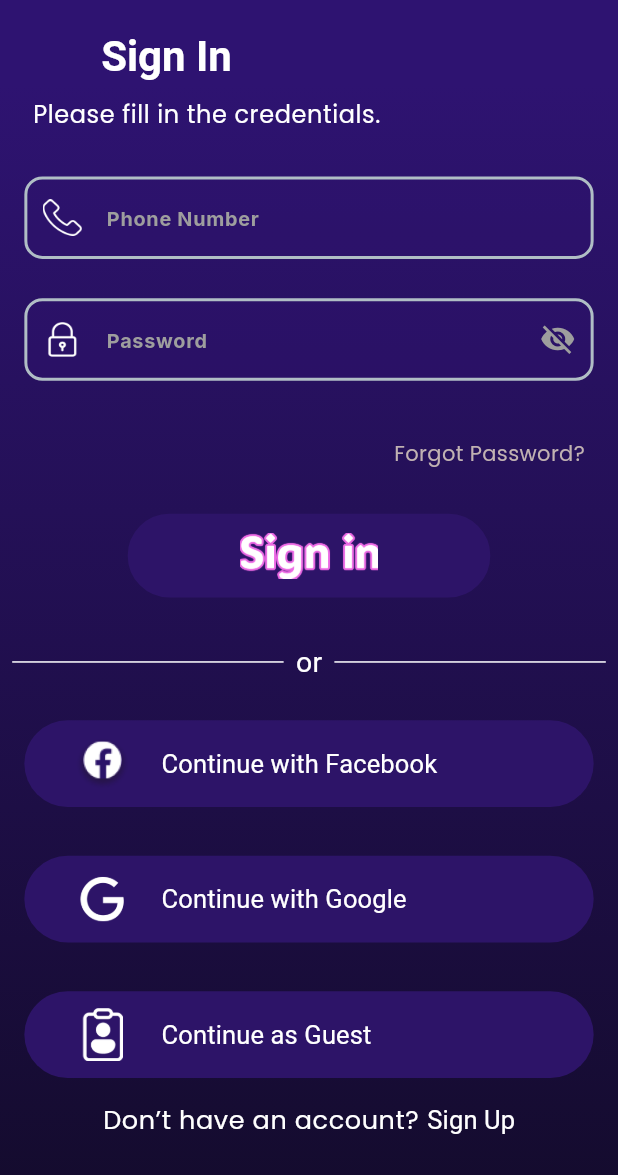
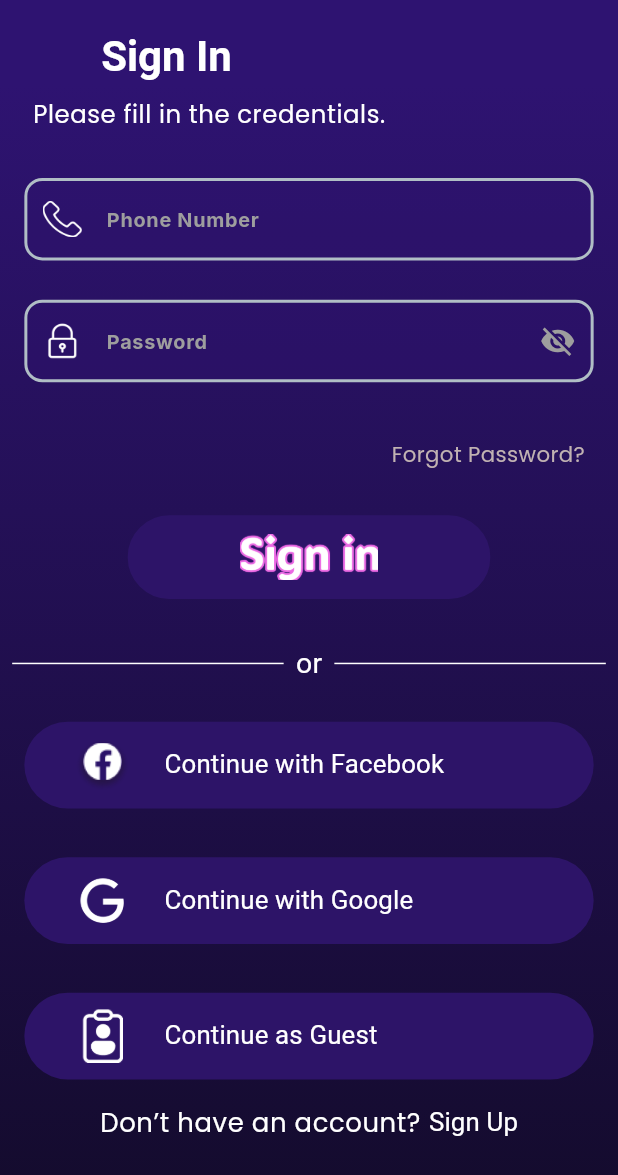
Before and after one commit to ZakariaEysa/Your-Seat-Graduation-Project, a Flutter app: the screen it shows after launch, after a tap on "Skip", on a phone screen of 412 x 824 dp. Shown: the top 1175 px of the screen. Run offline on Flutter 3.47's test engine with Material 3 defaults, Android fonts, the phone set to English and light mode, and no system bars; our stand-ins replace animate_do, bloc, bot_toast, cached_network_image, cloud_firestore, curved_labeled_navigation_bar and 11 more; missing offline and left inert: firebase_app_check, flutter_facebook_auth; accounts and stored records are empty; Roboto replaces fonts that are missing (Acme).

Commit message:
some refactoring to fix the responsive in ui

```diff
--- a/lib/features/user_flow/Splash_screen/splash_screen.dart
+++ b/lib/features/user_flow/Splash_screen/splash_screen.dart
@@ -13,15 +13,17 @@ import 'package:yourseatgraduationproject/features/user_flow/auth/domain/repos_i
 import 'package:yourseatgraduationproject/features/user_flow/auth/presentation/views/sign_in.dart';
 import 'package:yourseatgraduationproject/features/user_flow/home/presentation/views/home_layout.dart';
 import 'package:yourseatgraduationproject/features/user_flow/onBoarding/OnBoarding.dart';
-
 import 'package:yourseatgraduationproject/utils/navigation.dart';
 import 'package:yourseatgraduationproject/widgets/scaffold/scaffold_f.dart';
+
 import '../auth/presentation/cubit/auth_cubit.dart';
 
 class SplashScreen extends StatelessWidget {
   const SplashScreen({super.key});
+
   @override
   Widget build(BuildContext context) {
+    // تهيئة الـ Timer للتنقل بين الشاشات
     Timer(const Duration(seconds: 3), () {
       if (HiveStorage.get(HiveKeys.passUserOnboarding) == false) {
         navigateAndRemoveUntil(context: context, screen: const OnBoarding());
@@ -44,22 +46,20 @@ class SplashScreen extends StatelessWidget {
       }
     });
 
-    var mediaQuery = MediaQuery.of(context).size;
+    // استخدام ScreenUtil لتحديد القياسات
     return ScaffoldF(
       body: Container(
         decoration: const BoxDecoration(
           color: Colors.white,
         ),
-        width: mediaQuery.width,
-        height: mediaQuery.height,
+        width: 1.sw, // العرض بناءً على الشاشة
+        height: 1.sh, // الطول بناءً على الشاشة
         child: Center(
           child: SizedBox(
-            width: 305.w,
-            height: 260.h,
+            width: 305.w, // العرض النسبى
+            height: 260.h, // الطول النسبى
             child: Image.asset(
               "assets/images/splash.png",
-
-              // fit: BoxFit.cover,
             ),
           ),
         ),
--- a/lib/features/user_flow/auth/presentation/views/sign_in.dart
+++ b/lib/features/user_flow/auth/presentation/views/sign_in.dart
@@ -91,8 +91,8 @@ class _SignInState extends State<SignIn> {
                             start: 20.w, bottom: 15.h),
                         child: Text(
                           lang.pleaseFillTheCredentials,
-                          style:
-                              theme.textTheme.bodySmall!.copyWith(fontSize: 16),
+                          style: theme.textTheme.bodySmall!
+                              .copyWith(fontSize: 16.sp),
                         ),
                       ),
                     ),
@@ -129,11 +129,9 @@ class _SignInState extends State<SignIn> {
                         padding: EdgeInsets.symmetric(horizontal: 16.sp),
                         child: TextFormFieldBuilder(
                           height: 80.h,
-
                           type: TextInputType.text,
                           obsecure: obscure2,
                           imagePath: "assets/images/padlock.png",
-
                           suffixIcon: InkWell(
                             onTap: () {
                               setState(() => obscure2 = !obscure2);
@@ -144,14 +142,11 @@ class _SignInState extends State<SignIn> {
                                     : Icons.visibility,
                                 color: Colors.grey),
                           ),
-                          // height: 90.h,
                           controller: cubit.passwordController,
                           label: lang.password,
                           validator: (value) {
                             if (value == null || value.isEmpty)
                               return lang.enter_password;
-                            // if (!isValidPassword(value))
-                            //   return lang.password_validation;
                             return null;
                           },
                         ),
@@ -178,8 +173,8 @@ class _SignInState extends State<SignIn> {
                             child: Text(
                               lang.forgotPassword,
                               style: theme.textTheme.bodyMedium!.copyWith(
-                                fontSize: 14,
-                                color: Color(0xFFC1B2B2),
+                                fontSize: 14.sp,
+                                color: const Color(0xFFC1B2B2),
                               ),
                               textAlign: TextAlign.right, // التوجيه لليسار هنا
                             ),
@@ -194,7 +189,6 @@ class _SignInState extends State<SignIn> {
                       delay: const Duration(milliseconds: 750),
                       child: ButtonBuilder(
                         image: "assets/images/SignIn.png",
-                        // text: lang.sign_in,
                         text: "",
                         onTap: () async {
                           if (cubit.formKeyLogin.currentState!.validate()) {
@@ -288,7 +282,7 @@ class _SignInState extends State<SignIn> {
                           Text(
                             lang.no_account,
                             style: theme.textTheme.bodySmall!
-                                .copyWith(fontSize: 17),
+                                .copyWith(fontSize: 17.sp),
                           ),
                           SizedBox(width: 5.w),
                           InkWell(
@@ -307,7 +301,7 @@ class _SignInState extends State<SignIn> {
                             child: Text(
                               lang.sign_up,
                               style: theme.textTheme.labelLarge!
-                                  .copyWith(fontSize: 17),
+                                  .copyWith(fontSize: 17.sp),
                             ),
                           ),
                         ],
--- a/lib/features/user_flow/auth/presentation/widgets/sign_in_part.dart
+++ b/lib/features/user_flow/auth/presentation/widgets/sign_in_part.dart
@@ -3,42 +3,37 @@ import 'package:flutter_screenutil/flutter_screenutil.dart';
 
 class SignInPart extends StatelessWidget {
   final String title;
-  // final IconData icon;
-  const SignInPart(
-      {super.key, required this.title, this.onTap, this.imagePath});
+  const SignInPart({super.key, required this.title, this.onTap, this.imagePath});
+
   final void Function()? onTap;
   final String? imagePath;
+
   @override
   Widget build(BuildContext context) {
     final theme = Theme.of(context);
     return GestureDetector(
       onTap: onTap,
       child: Container(
-        width: 333.w,
-        height: 57.h,
+        width: 333.w, // تم تعديل العرض باستخدام ScreenUtil
+        height: 57.h, // تم تعديل الارتفاع باستخدام ScreenUtil
         decoration: BoxDecoration(
-            color: const Color(0xFF2D1468),
-            borderRadius: BorderRadius.circular(40.sp)),
+          color: const Color(0xFF2D1468),
+          borderRadius: BorderRadius.circular(40.sp), // تم تعديل الزوايا باستخدام ScreenUtil
+        ),
         child: Padding(
-          padding: EdgeInsets.only(left: 30.w),
+          padding: EdgeInsets.only(left: 30.w), // تم تعديل التباعد باستخدام ScreenUtil
           child: Row(
             children: [
-              // Icon(
-              //   icon, // Use the provided icon
-              //   color: Colors.white,
-              //   size:35,
-              // ),
-
+              // تم إلغاء الكود المعطل للـ Icon
               Image.asset(
                 imagePath!,
-                width: 35.w,
-                height: 35.h,
-                // fit: BoxFit.cover,
+                width: 35.w, // تم تعديل العرض باستخدام ScreenUtil
+                height: 35.h, // تم تعديل الارتفاع باستخدام ScreenUtil
               ),
-              const SizedBox(width: 20),
+              SizedBox(width: 20.w), // تم تعديل التباعد باستخدام ScreenUtil
               Text(
                 title,
-                style: theme.textTheme.labelLarge!.copyWith(fontSize: 17),
+                style: theme.textTheme.labelLarge!.copyWith(fontSize: 17.sp), // تم تعديل الحجم باستخدام ScreenUtil
               ),
             ],
           ),
--- a/lib/l10n/intl_en.arb
+++ b/lib/l10n/intl_en.arb
@@ -96,4 +96,5 @@
   "the luxurious seats and immersive sound system make for a truly unforgettable": "The luxurious seats and immersive sound system make for a truly unforgettable",
   "the cinema's modern design and aesthetically pleasing decor create a welcoming atmosphere": "The cinema's modern design and aesthetically pleasing decor create a welcoming atmosphere",
   "add comment": " Add Comment"
+
 }
```
Also changed, not shown: lib/features/user_flow/Notifaction/Notifaction.dart (+25 -19 lines), lib/features/user_flow/Notifaction/NotifactionContent.dart (+35 -16 lines), lib/features/user_flow/about_us/presentation/views/about_us.dart (+9 -9 lines), lib/features/user_flow/about_us/presentation/widgets/custom_bottom_sheet.dart (+11 -10 lines), lib/features/user_flow/about_us/presentation/widgets/row_of_social_items.dart (+9 -8 lines), lib/widgets/text_field/text_field/text_form_field_builder.dart (+2 -24 lines).
